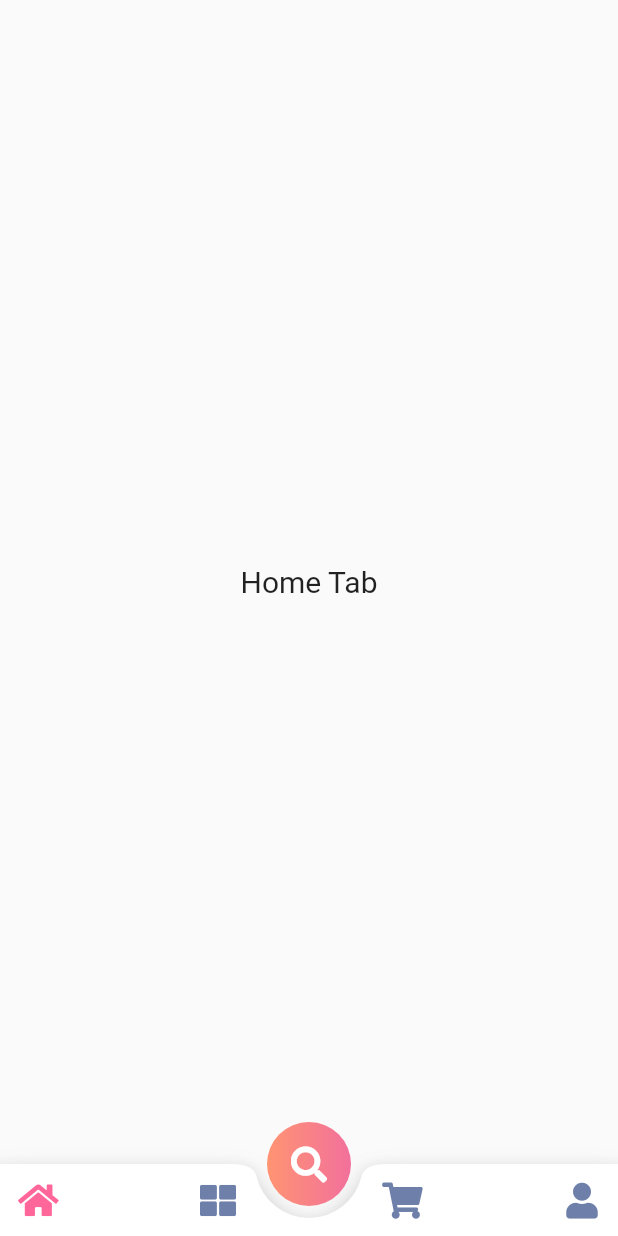
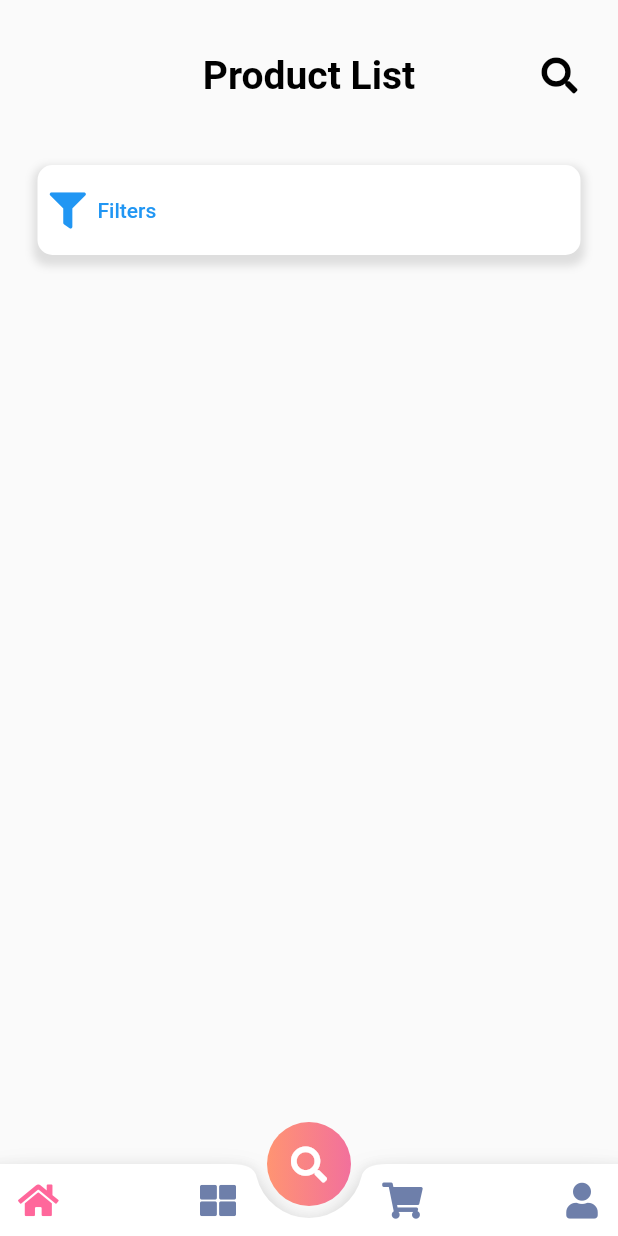
Before and after one commit to imamhossain94/dokan-wedevs-assignment, a Flutter app: the screen it shows after launch, on a phone screen of 412 x 824 dp. Run offline on Flutter 3.47's test engine with Material 2 defaults, Android fonts, the phone set to English and light mode, and no system bars; our stand-ins replace font_awesome_flutter, get, get_storage.

```diff
--- /dev/null
+++ b/lib/controllers/home_tab_controller.dart
@@ -0,0 +1,14 @@
+import 'dart:math';
+
+import 'package:get/get.dart';
+
+class HomeTabController extends GetxController {
+
+  @override
+  void onInit() {
+    super.onInit();
+  }
+
+
+
+}
--- a/lib/views/main_page.dart
+++ b/lib/views/main_page.dart
@@ -11,7 +11,7 @@ import 'package:get/get.dart';
 class MainPage extends StatelessWidget {
   MainPage({Key? key}) : super(key: key);
 
-  final signInController = Get.put(MainController());
+  final mainController = Get.put(MainController());
 
   @override
   Widget build(BuildContext context) {
@@ -30,7 +30,7 @@ class MainPage extends StatelessWidget {
         child: FloatingActionButton(
           isExtended: true,
           elevation: 0,
-          onPressed: () => signInController.changeTab(4),
+          onPressed: () => mainController.changeTab(4),
           child: const Icon(FontAwesomeIcons.search),
           backgroundColor: Colors.transparent,
         ),
@@ -47,38 +47,38 @@ class MainPage extends StatelessWidget {
             IconButton(
               icon: Obx(()=>Icon(
                 FontAwesomeIcons.home,
-                color: signInController.currentIndex.value == 0
+                color: mainController.currentIndex.value == 0
                     ? const Color(0xFFFF679B)
                     : const Color(0xFF6E7FAA),
               )),
-              onPressed: () => signInController.changeTab(0),
+              onPressed: () => mainController.changeTab(0),
             ),
             IconButton(
               icon: Obx(()=>Icon(
                 FontAwesomeIcons.thLarge,
-                color: signInController.currentIndex.value == 1
+                color: mainController.currentIndex.value == 1
                     ? const Color(0xFFFF679B)
                     : const Color(0xFF6E7FAA),
               )),
-              onPressed: () => signInController.changeTab(1),
+              onPressed: () => mainController.changeTab(1),
             ),
             IconButton(
               icon: Obx(()=>Icon(
                 FontAwesomeIcons.shoppingCart,
-                color: signInController.currentIndex.value == 2
+                color: mainController.currentIndex.value == 2
                     ? const Color(0xFFFF679B)
                     : const Color(0xFF6E7FAA),
               )),
-              onPressed: () => signInController.changeTab(2),
+              onPressed: () => mainController.changeTab(2),
             ),
             IconButton(
               icon: Obx(()=>Icon(
                 FontAwesomeIcons.solidUser,
-                color: signInController.currentIndex.value == 3
+                color: mainController.currentIndex.value == 3
                     ? const Color(0xFFFF679B)
                     : const Color(0xFF6E7FAA),
               )),
-              onPressed: () => signInController.changeTab(3),
+              onPressed: () => mainController.changeTab(3),
             ),
           ],
         ),
@@ -88,14 +88,14 @@ class MainPage extends StatelessWidget {
 
   Widget getBody() {
     List<Widget> pages = [
-      const HomeTab(),
+      HomeTab(),
       const MenuTab(),
       const CartTab(),
       const ProfileTab(),
       const SearchTab(),
     ];
     return Obx(() => IndexedStack(
-          index: signInController.currentIndex.value,
+          index: mainController.currentIndex.value,
           children: pages,
         ));
   }
--- a/lib/views/tabs/home_tab.dart
+++ b/lib/views/tabs/home_tab.dart
@@ -1,15 +1,82 @@
+import 'package:dokan_wedevs_assignment/controllers/home_tab_controller.dart';
 import 'package:flutter/material.dart';
+import 'package:font_awesome_flutter/font_awesome_flutter.dart';
+import 'package:get/get.dart';
 
-class HomeTab  extends StatelessWidget  {
-  const HomeTab({Key? key}) : super(key: key);
+class HomeTab extends StatelessWidget {
+  HomeTab({Key? key}) : super(key: key);
+
+  final homeTabController = Get.put(HomeTabController());
 
   @override
   Widget build(BuildContext context) {
-    return const Scaffold(
-      body: Center(
-        child: Text(
-          "Home Tab",
-          style: TextStyle(fontSize: 20),
+    return SafeArea(
+      child: Scaffold(
+        appBar: PreferredSize(
+          preferredSize: const Size.fromHeight(100.0),
+          child: Column(
+            mainAxisAlignment: MainAxisAlignment.center,
+            children: [
+              AppBar(
+                title: const Text(
+                  "Product List",
+                  style: TextStyle(
+                      color: Colors.black,
+                      fontSize: 26,
+                      fontFamily: "Roboto",
+                      fontStyle: FontStyle.normal,
+                      fontWeight: FontWeight.bold),
+                ),
+                centerTitle: true,
+                elevation: 0,
+                backgroundColor: Colors.transparent,
+                actions: <Widget>[
+                  Padding(
+                    padding: const EdgeInsets.only(right: 15),
+                    child: IconButton(
+                      icon: const Icon(
+                        FontAwesomeIcons.search,
+                        color: Colors.black,
+                      ),
+                      onPressed: () {
+                        // do something
+                      },
+                    ),
+                  )
+                ],
+              )
+            ]
+          ),
+        ),
+        body: Column(
+          children: [
+            Container(
+              alignment: Alignment.center,
+              padding: const EdgeInsets.fromLTRB(0, 0, 20, 0),
+              margin: const EdgeInsets.symmetric(vertical: 10, horizontal: 25),
+              height: 60,
+              decoration: BoxDecoration(
+                  color: Colors.white,
+                  borderRadius: BorderRadius.circular(10),
+                  boxShadow: [
+                    BoxShadow(
+                      color: Colors.grey.withOpacity(0.3),
+                      spreadRadius: 3,
+                      blurRadius: 4,
+                      offset: const Offset(0, 4), // changes position of shadow
+                    ),
+                  ]),
+              child: Row(
+                children: [
+                  TextButton.icon(
+                      onPressed: (){},
+                      icon: Icon(FontAwesomeIcons.filter),
+                      label: Text("Filters")
+                  ),
+                ],
+              ),
+            )
+          ],
         ),
       ),
     );
```
Also changed, not shown: pubspec.yaml (+11 -1 lines), assets/fonts/lato/Lato-Black.ttf (added), assets/fonts/lato/Lato-BlackItalic.ttf (added), assets/fonts/lato/Lato-Bold.ttf (added), assets/fonts/lato/Lato-BoldItalic.ttf (added), assets/fonts/lato/Lato-Italic.ttf (added), assets/fonts/lato/Lato-Light.ttf (added), assets/fonts/lato/Lato-LightItalic.ttf (added), assets/fonts/lato/Lato-Regular.ttf (added), assets/fonts/lato/Lato-Thin.ttf (added), assets/fonts/lato/Lato-ThinItalic.ttf (added).
